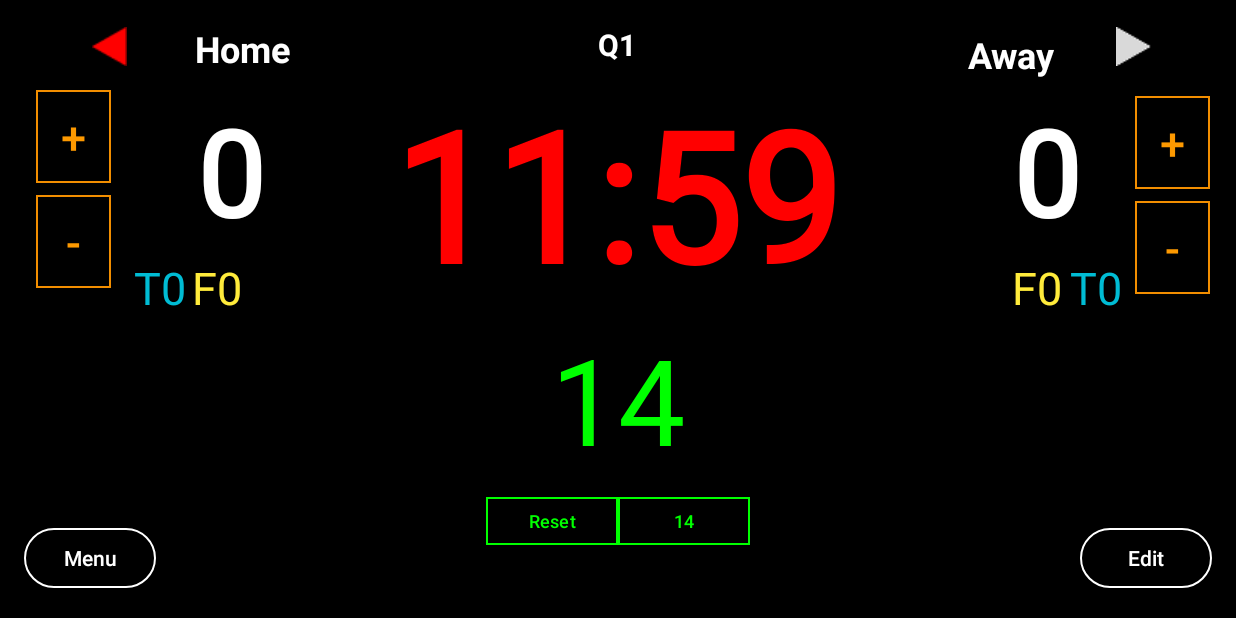
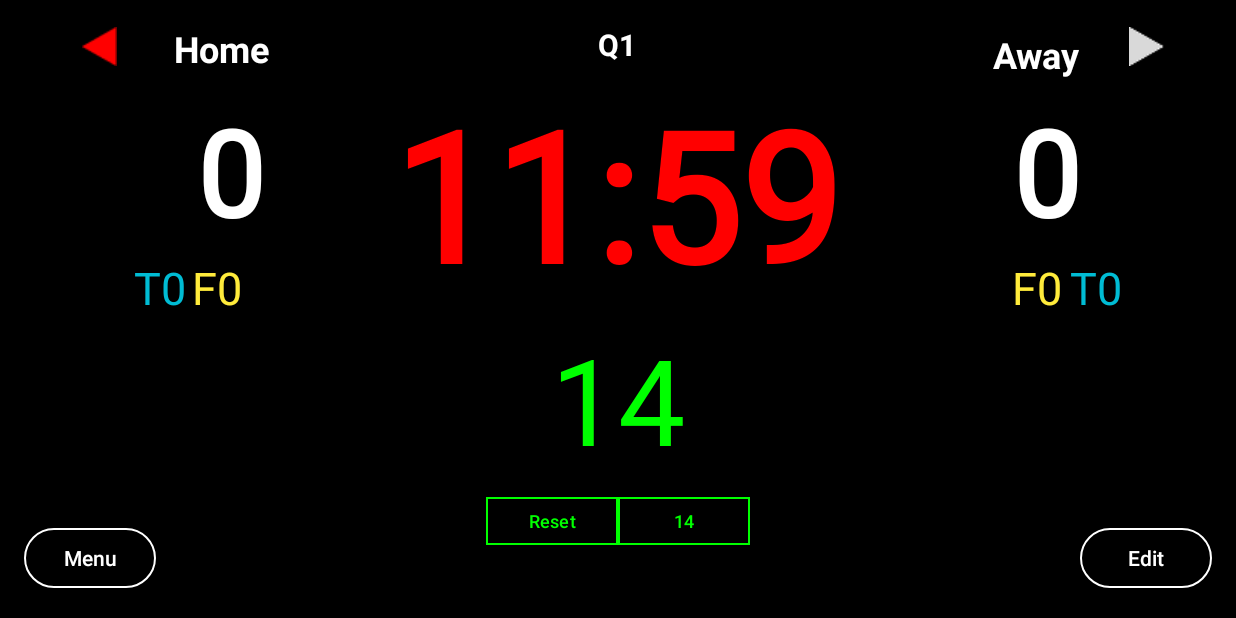
Before and after one commit to stevanushia/final_project, an Android app: the MainActivity screen opened directly, with no data from a screen before it, after a tap on "12:00", on a phone screen of 824 x 412 dp (held sideways). Run offline under Robolectric (Android 15) with nearby library versions, the light colour scheme and no system bars; our stand-ins replace Firebase (no records; nobody signed in at launch, a user with empty details on screens opened directly); 2 other taps on this screen came first.

Commit message:
synced timer using state view but shot clock still needs debugging

```diff
--- /dev/null
+++ b/app/src/main/java/com/example/final_project/GameStateViewModel.kt
@@ -0,0 +1,11 @@
+package com.example.final_project
+
+import androidx.lifecycle.MutableLiveData
+import androidx.lifecycle.ViewModel
+
+class GameStateViewModel : ViewModel() {
+    val gameTime = MutableLiveData("12:00")
+    val quarter = MutableLiveData("Q1")
+    val homeScore = MutableLiveData(0)
+    val awayScore = MutableLiveData(0)
+}
--- a/app/src/main/java/com/example/final_project/MainActivity.kt
+++ b/app/src/main/java/com/example/final_project/MainActivity.kt
@@ -21,7 +21,6 @@ import androidx.appcompat.app.AlertDialog
 import androidx.core.splashscreen.SplashScreen.Companion.installSplashScreen
 import com.example.final_project.databinding.ActivityMainBinding // Import for your main layout binding
 import com.example.final_project.databinding.ModalEditLayoutBinding // Import for modal layout binding
-import com.google.firebase.database.DatabaseReference
 import com.google.firebase.database.FirebaseDatabase
 import com.google.firebase.database.IgnoreExtraProperties
 import kotlin.math.abs
@@ -30,51 +29,43 @@ class MainActivity : AppCompatActivity() {
 
     private lateinit var binding: ActivityMainBinding
     private lateinit var modalBinding: ModalEditLayoutBinding // Binding for the modal layout
-    private lateinit var database: DatabaseReference
+    private val viewModel = GameViewModelProvider.gameStateViewModel
     private lateinit var gestureDetector: GestureDetector
     private var maxPointerCountDuringGesture = 0
     private var currentUserId: String? = null
 
-//    Game Time Control
+    // Game Time Control
     private var gameTimeMillis: Long = 10 * 60 * 1200 // 10 minutes
     private var gameTimer: CountDownTimer? = null
     private var isGameRunning = false
     private var gameTimeRemaining = gameTimeMillis
-//    Game Time Control
 
-//    Score Management
+    // Score Management
     private var homeScore = 0
     private var awayScore = 0
-//    Score Management
 
-//    Timeout Functionality
+    // Timeout Functionality
     private var homeTimeouts = 0
     private var awayTimeouts = 0
-//    Timeout Functionality
 
-//  Foul Counter
+    // Foul Counter
     private var homeFouls = 0
     private var awayFouls = 0
-//  Foul Counter
 
-//  Shot Clock Controls
+    // Shot Clock Controls
     private var shotClockMillis: Long = 24_000
     private var shotClockRemaining = shotClockMillis
     private var shotClockTimer: CountDownTimer? = null
     private var isShotClockRunning = false
-//  Shot Clock Controls
 
-//    SHOTCLOCK STATE
+    // SHOTCLOCK STATE
     private var wasShotClockRunningBeforePause = false
-//    SHOTCLOCK STATE
 
-//    GAMETIME STATE
+    // GAMETIME STATE
     private var isTimeoutRunning = false
-//    GAMETIME STATE
 
     private var homeFoulCount = 0
     private var awayFoulCount = 0
-
 
     private val homeTeamPlayers = mutableListOf(
         DummyPlayer("John"),
@@ -100,10 +91,8 @@ class MainActivity : AppCompatActivity() {
         setContentView(binding.root)
         modalBinding = ModalEditLayoutBinding.bind(binding.root) // Bind the modal layout to the inflated root view
 
-        // Initialize Firebase Database
-        database = FirebaseDatabase.getInstance().reference
-        val gameStateRef = database.child("game_state")
-
+        // Set up ViewModel observers
+        setupViewModelObservers()
 
         // Set onClickListener for the main Edit button to show the modal
         binding.btnMenu.setOnClickListener {
@@ -112,13 +101,94 @@ class MainActivity : AppCompatActivity() {
             intent.flags = Intent.FLAG_ACTIVITY_CLEAR_TOP or Intent.FLAG_ACTIVITY_NEW_TASK
             startActivity(intent)
             finish() // 🔥 This removes MainActivity from back stack
-
         }
 
         binding.timerTextView.setOnClickListener {
             toggleGameTimer()
         }
 
+        // Modal setup
+        setupModalControls()
+
+        // Timeout Functionality
+        binding.txtTimeoutCtr.setOnClickListener {
+            showTimeoutDialog(isHomeTeam = true)
+        }
+
+        binding.txtTimeoutCtr2.setOnClickListener {
+            showTimeoutDialog(isHomeTeam = false)
+        }
+
+        // Foul Counter
+        binding.txtFoulCtr.setOnClickListener {
+            homeFouls++
+            binding.txtFoulCtr.text = "F$homeFouls"
+        }
+
+        binding.txtFoulCtr2.setOnClickListener {
+            awayFouls++
+            binding.txtFoulCtr2.text = "F$awayFouls"
+        }
+
+        // Shot Clock Controls
+        binding.btnResetShotClock.setOnClickListener {
+            resetShotClockTo24()
+        }
+
+        binding.btn14ShotClock.setOnClickListener {
+            setShotClockTo14()
+        }
+
+        binding.btnSkipTimeout.setOnClickListener {
+            pauseShotClock()
+            setShotClockOnly(24_000L, isTimeout = false)
+            showTimeoutUI(false)
+            isTimeoutRunning = false
+        }
+
+        binding.posessionLeft.setOnClickListener {
+            setPossession(isLeft = true)
+        }
+
+        binding.posessionRight.setOnClickListener {
+            setPossession(isLeft = false)
+        }
+
+        binding.txtFoulCtr.setOnClickListener {
+            showFoulDialog(homeTeamPlayers, "Home")
+        }
+
+        binding.txtFoulCtr2.setOnClickListener {
+            showFoulDialog(awayTeamPlayers, "Away")
+        }
+
+        setupGestureDetector()
+
+        isDataLoaded = true
+    }
+
+    private fun setupViewModelObservers() {
+        // Observe ViewModel changes and update UI accordingly
+        viewModel.gameTime.observe(this) { timeText ->
+            binding.timerTextView.text = timeText
+        }
+
+        viewModel.quarter.observe(this) { quarterText ->
+            binding.periodTextView.text = quarterText
+        }
+
+        viewModel.homeScore.observe(this) { score ->
+            binding.teamHomeScore.text = score.toString()
+            homeScore = score
+        }
+
+        viewModel.awayScore.observe(this) { score ->
+            binding.teamAwayScore.text = score.toString()
+            awayScore = score
+        }
+    }
+
+    private fun setupModalControls() {
         // Set onClickListener for the Close button in the modal
         modalBinding.btnCloseModal.setOnClickListener {
             hideModal()
@@ -152,85 +222,9 @@ class MainActivity : AppCompatActivity() {
             Toast.makeText(this, "Reset Button Clicked", Toast.LENGTH_SHORT).show()
             // Add your Reset functionality here
         }
+    }
 
-        //    Score Management
-        binding.btnAddHome.setOnClickListener {
-            homeScore++
-            updateScores()
-        }
-
-        binding.btnMinHome.setOnClickListener {
-            if (homeScore > 0) homeScore--
-            updateScores()
-        }
-
-        binding.btnAddAway.setOnClickListener {
-            awayScore++
-            updateScores()
-        }
-
-        binding.btnMinAway.setOnClickListener {
-            if (awayScore > 0) awayScore--
-            updateScores()
-        }
-        //    Score Management
-
-//    Timeout Functionality
-        binding.txtTimeoutCtr.setOnClickListener {
-            showTimeoutDialog(isHomeTeam = true)
-        }
-
-        binding.txtTimeoutCtr2.setOnClickListener {
-            showTimeoutDialog(isHomeTeam = false)
-        }
-//    Timeout Functionality
-
-//      Foul Counter
-        binding.txtFoulCtr.setOnClickListener {
-            homeFouls++
-            binding.txtFoulCtr.text = "F$homeFouls"
-        }
-
-        binding.txtFoulCtr2.setOnClickListener {
-            awayFouls++
-            binding.txtFoulCtr2.text = "F$awayFouls"
-        }
-//      Foul Counter
-
-//  Shot Clock Controls
-        binding.btnResetShotClock.setOnClickListener {
-            resetShotClockTo24()
-        }
-
-        binding.btn14ShotClock.setOnClickListener {
-            setShotClockTo14()
-        }
-//  Shot Clock Controls
-
-        binding.btnSkipTimeout.setOnClickListener {
-            pauseShotClock()
-            setShotClockOnly(24_000L, isTimeout = false)
-            showTimeoutUI(false)
-            isTimeoutRunning = false
-        }
-
-        binding.posessionLeft.setOnClickListener {
-            setPossession(isLeft = true)
-        }
-
-        binding.posessionRight.setOnClickListener {
-            setPossession(isLeft = false)
-        }
-
-        binding.txtFoulCtr.setOnClickListener {
-            showFoulDialog(homeTeamPlayers, "Home")
-        }
-
-        binding.txtFoulCtr2.setOnClickListener {
-            showFoulDialog(awayTeamPlayers, "Away")
-        }
-
-
+    private fun setupGestureDetector() {
         gestureDetector = GestureDetector(this, object : GestureDetector.SimpleOnGestureListener() {
             override fun onFling(
                 e1: MotionEvent?,
@@ -262,13 +256,7 @@ class MainActivity : AppCompatActivity() {
                 return false
             }
         })
-
-
-
-        isDataLoaded = true
     }
-
-
 
     override fun dispatchTouchEvent(ev: MotionEvent): Boolean {
         // Track the maximum number of pointers during this gesture
@@ -298,7 +286,6 @@ class MainActivity : AppCompatActivity() {
         finish()
     }
 
-
     private fun showModal() {
         modalBinding.modalEditContainer.visibility = View.VISIBLE
     }
@@ -307,7 +294,7 @@ class MainActivity : AppCompatActivity() {
         modalBinding.modalEditContainer.visibility = View.GONE
     }
 
-//    Game Time Control
+    // Game Time Control
     private fun toggleGameTimer() {
         if (isTimeoutRunning) {
             Toast.makeText(this, "Cannot start timer during timeout", Toast.LENGTH_SHORT).show()
@@ -322,6 +309,11 @@ class MainActivity : AppCompatActivity() {
     }
 
     private fun startGameTimer() {
+        if (isTimeoutRunning) {
+            Toast.makeText(this, "Cannot start timer during timeout", Toast.LENGTH_SHORT).show()
+            return
+        }
+
         gameTimer = object : CountDownTimer(gameTimeRemaining, 1000) {
             override fun onTick(millisUntilFinished: Long) {
                 gameTimeRemaining = millisUntilFinished
@@ -338,26 +330,30 @@ class MainActivity : AppCompatActivity() {
         }.start()
         isGameRunning = true
 
-        // Start/resume shot clock only if it's not running
-        if (!isShotClockRunning && wasShotClockRunningBeforePause) {
-            resumeShotClock()
-        } else if (!isShotClockRunning && shotClockRemaining == shotClockMillis) {
-            startShotClock() // only if clock hasn't been started before
+        // Determine shot clock behavior
+        if (!isShotClockRunning) {
+            if (wasShotClockRunningBeforePause) {
+                resumeShotClock()
+            } else if (shotClockRemaining == shotClockMillis || shotClockRemaining <= 0) {
+                startShotClock(shotClockMillis) // Reset to full time if at 0 or default
+            }
         }
     }
 
-
     private fun resumeShotClock() {
+        if (shotClockRemaining <= 0) {
+            shotClockRemaining = shotClockMillis
+        }
         startShotClock(shotClockRemaining)
     }
 
+    private fun pauseGameTimer() {
+        // Save shot clock state before pausing
+        wasShotClockRunningBeforePause = isShotClockRunning
 
-    private fun pauseGameTimer() {
+        // Cancel game timer
         gameTimer?.cancel()
         isGameRunning = false
-
-        // Save the state
-        wasShotClockRunningBeforePause = isShotClockRunning
 
         // Pause shot clock
         pauseShotClock()
@@ -367,24 +363,10 @@ class MainActivity : AppCompatActivity() {
         val minutes = (gameTimeRemaining / 1000) / 60
         val seconds = (gameTimeRemaining / 1000) % 60
         val timeString = String.format("%02d:%02d", minutes, seconds)
-        binding.timerTextView.text = timeString
+        viewModel.gameTime.postValue(timeString)
+    }
 
-        pushGameStateToFirebase()
-    }
-//    Game Time Control
-
-
-//    Score Management
-    private fun updateScores() {
-        binding.teamHomeScore.text = homeScore.toString()
-        binding.teamAwayScore.text = awayScore.toString()
-
-        pushGameStateToFirebase()
-    }
-//    Score Management
-
-
-//    Timeout Functionality
+    // Timeout Functionality
     private fun showTimeoutDialog(isHomeTeam: Boolean) {
         val dialogView = layoutInflater.inflate(R.layout.dialog_timeout, null)
         val radioGroup = dialogView.findViewById<RadioGroup>(R.id.radioGroupTimeout)
@@ -424,9 +406,8 @@ class MainActivity : AppCompatActivity() {
             binding.txtTimeoutCtr2.text = "T$awayTimeouts"
         }
     }
-//    Timeout Functionality
 
-//  Shot Clock Controls
+    // Shot Clock Controls
     private fun startShotClock(duration: Long = shotClockMillis, isTimeout: Boolean = false) {
         shotClockTimer?.cancel()
         shotClockRemaining = duration
@@ -434,8 +415,12 @@ class MainActivity : AppCompatActivity() {
             override fun onTick(millisUntilFinished: Long) {
                 shotClockRemaining = millisUntilFinished
                 val seconds = (millisUntilFinished / 1000).toInt()
-                binding.txtShotClock.text = seconds.toString()
-                binding.txtShotClock.setTextColor(if (isTimeout) Color.CYAN else Color.GREEN)
+
+                // Only update UI if the value has changed
+                if (binding.txtShotClock.text.toString() != seconds.toString()) {
+                    binding.txtShotClock.text = seconds.toString()
+                    binding.txtShotClock.setTextColor(if (isTimeout) Color.CYAN else Color.GREEN)
+                }
             }
 
             override fun onFinish() {
@@ -443,9 +428,14 @@ class MainActivity : AppCompatActivity() {
                 shotClockRemaining = 0
                 binding.txtShotClock.text = "0"
                 binding.txtShotClock.setTextColor(Color.RED)
-                pauseGameTimer()
+                isShotClockRunning = false
+
+                if (!isTimeout) {
+                    pauseGameTimer()
+                }
             }
         }.start()
+
         isShotClockRunning = true
     }
 
@@ -460,13 +450,12 @@ class MainActivity : AppCompatActivity() {
 
         binding.txtShotClock.setTextColor(
             when {
-                isTimeout -> Color.BLUE
-                shotClockRemaining <= 0 -> Color.RED
+                isTimeout -> Color.CYAN
+                seconds <= 5 -> Color.RED
                 else -> Color.GREEN
             }
         )
     }
-
 
     private fun resetShotClockTo24() {
         shotClockTimer?.cancel()
@@ -499,14 +488,11 @@ class MainActivity : AppCompatActivity() {
         updateShotClockDisplay(isTimeout)
     }
 
-//  Shot Clock Controls
-
     private fun showTimeoutUI(isTimeout: Boolean) {
         binding.btnResetShotClock.visibility = if (isTimeout) View.GONE else View.VISIBLE
         binding.btn14ShotClock.visibility = if (isTimeout) View.GONE else View.VISIBLE
         binding.btnSkipTimeout.visibility = if (isTimeout) View.VISIBLE else View.GONE
     }
-
 
     private fun setPossession(isLeft: Boolean) {
         if (isLeft) {
@@ -551,29 +537,6 @@ class MainActivity : AppCompatActivity() {
             dialog.dismiss()
         }
 
-
         dialog.show()
     }
-
-
-//firebase
-    private fun pushGameStateToFirebase() {
-        val currentTime = binding.timerTextView.text.toString()
-        val quarter = binding.periodTextView.text.toString()
-        val home = homeScore
-        val away = awayScore
-
-        val state = mapOf(
-            "time" to currentTime,
-            "quarter" to quarter,
-            "score_home" to home,
-            "score_away" to away
-        )
-
-        database.child("game_state").setValue(state)
-    }
-//firebase
-
-
-
 }
--- a/app/src/main/res/layout/activity_main.xml
+++ b/app/src/main/res/layout/activity_main.xml
@@ -59,74 +59,6 @@
         app:layout_constraintStart_toStartOf="parent"
         app:layout_constraintTop_toBottomOf="@+id/txtShotClock" />
 
-    <Button
-        android:id="@+id/btnMinAway"
-        style="@style/Widget.Material3.Button.OutlinedButton"
-        android:layout_width="50dp"
-        android:layout_height="70dp"
-        android:layout_marginEnd="1dp"
-        android:padding="0dp"
-        android:text="-"
-        android:textColor="#FD9900"
-        android:textColorLink="#FF9900"
-        android:textSize="30sp"
-        app:cornerRadius="0sp"
-        app:layout_constraintEnd_toEndOf="parent"
-        app:layout_constraintTop_toBottomOf="@+id/btnAddAway"
-        app:strokeColor="#F28E00" />
-
-    <Button
-        android:id="@+id/btnAddAway"
-        style="@style/Widget.Material3.Button.OutlinedButton"
-        android:layout_width="50dp"
-        android:layout_height="70dp"
-        android:layout_marginTop="44dp"
-        android:layout_marginEnd="1dp"
-        android:padding="0dp"
-        android:text="+"
-        android:textColor="#FD9900"
-        android:textColorLink="#FF9900"
-        android:textSize="30sp"
-        android:textStyle="normal"
-        app:cornerRadius="0sp"
-        app:layout_constraintEnd_toEndOf="parent"
-        app:layout_constraintTop_toTopOf="parent"
-        app:strokeColor="#F28E00" />
-
-    <Button
-        android:id="@+id/btnAddHome"
-        style="@style/Widget.Material3.Button.OutlinedButton"
-        android:layout_width="50dp"
-        android:layout_height="70dp"
-        android:layout_marginStart="8dp"
-        android:layout_marginTop="40dp"
-        android:padding="0dp"
-        android:text="+"
-        android:textColor="#FD9900"
-        android:textColorLink="#FF9900"
-        android:textSize="30sp"
-        android:textStyle="normal"
-        app:cornerRadius="0sp"
-        app:layout_constraintStart_toStartOf="parent"
-        app:layout_constraintTop_toTopOf="parent"
-        app:strokeColor="#F28E00" />
-
-    <Button
-        android:id="@+id/btnMinHome"
-        style="@style/Widget.Material3.Button.OutlinedButton"
-        android:layout_width="50dp"
-        android:layout_height="70dp"
-        android:layout_marginStart="8dp"
-        android:padding="0dp"
-        android:text="-"
-        android:textColor="#FD9900"
-        android:textColorLink="#FF9900"
-        android:textSize="30sp"
-        app:cornerRadius="0sp"
-        app:layout_constraintStart_toStartOf="parent"
-        app:layout_constraintTop_toBottomOf="@+id/btnAddHome"
-        app:strokeColor="#F28E00" />
-
     <TextView
         android:id="@+id/teamHomeScore"
         android:layout_width="wrap_content"
@@ -146,12 +78,11 @@
         android:id="@+id/teamHomeLabel"
         android:layout_width="wrap_content"
         android:layout_height="wrap_content"
+        android:layout_marginStart="100dp"
         android:text="Home"
         android:textColor="@color/white"
         android:textSize="24sp"
         android:textStyle="bold"
-        app:layout_constraintEnd_toStartOf="@+id/timerTextView"
-        app:layout_constraintHorizontal_bias="0.623"
         app:layout_constraintStart_toStartOf="parent"
         app:layout_constraintTop_toTopOf="parent" />
 
@@ -174,13 +105,12 @@
         android:layout_width="wrap_content"
         android:layout_height="wrap_content"
         android:layout_marginTop="4dp"
+        android:layout_marginEnd="88dp"
         android:text="Away"
         android:textColor="@color/white"
         android:textSize="24sp"
         android:textStyle="bold"
         app:layout_constraintEnd_toEndOf="parent"
-        app:layout_constraintHorizontal_bias="0.448"
-        app:layout_constraintStart_toEndOf="@+id/timerTextView"
         app:layout_constraintTop_toTopOf="parent" />
 
     <TextView
```
Also changed, not shown: app/src/main/java/com/example/final_project/GameViewModelProvider.kt (added, +13 -0 lines), app/src/main/java/com/example/final_project/InputStatsActivity.kt (+99 -75 lines), app/src/main/res/layout/activity_input_stats.xml (+52 -0 lines).
